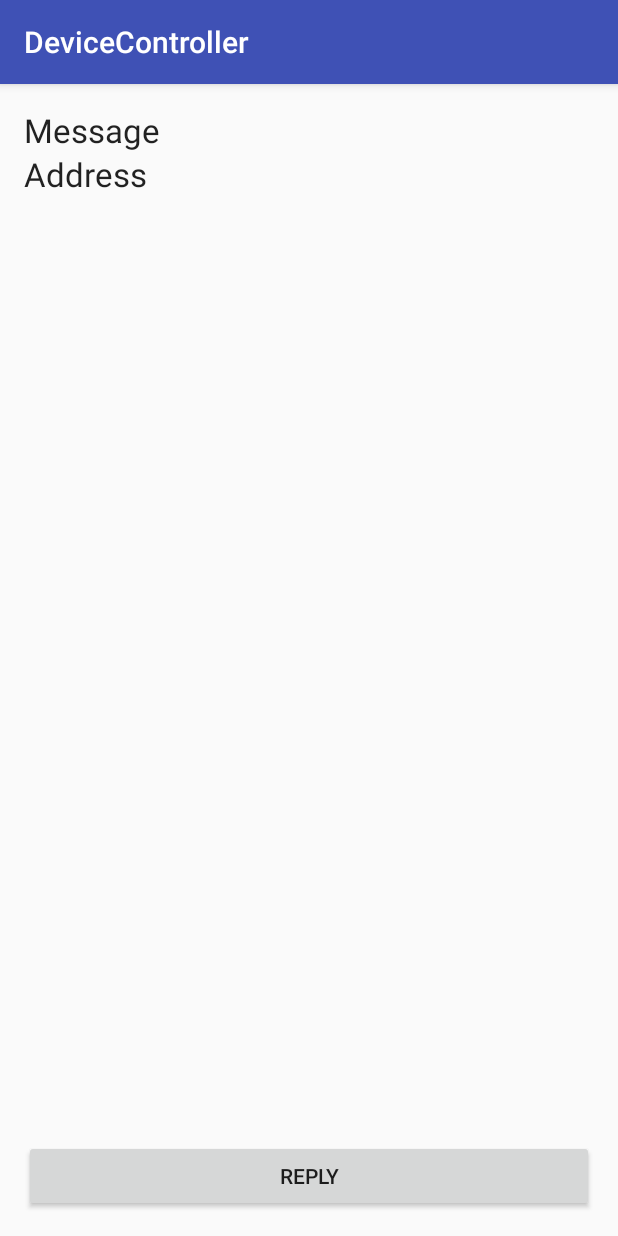
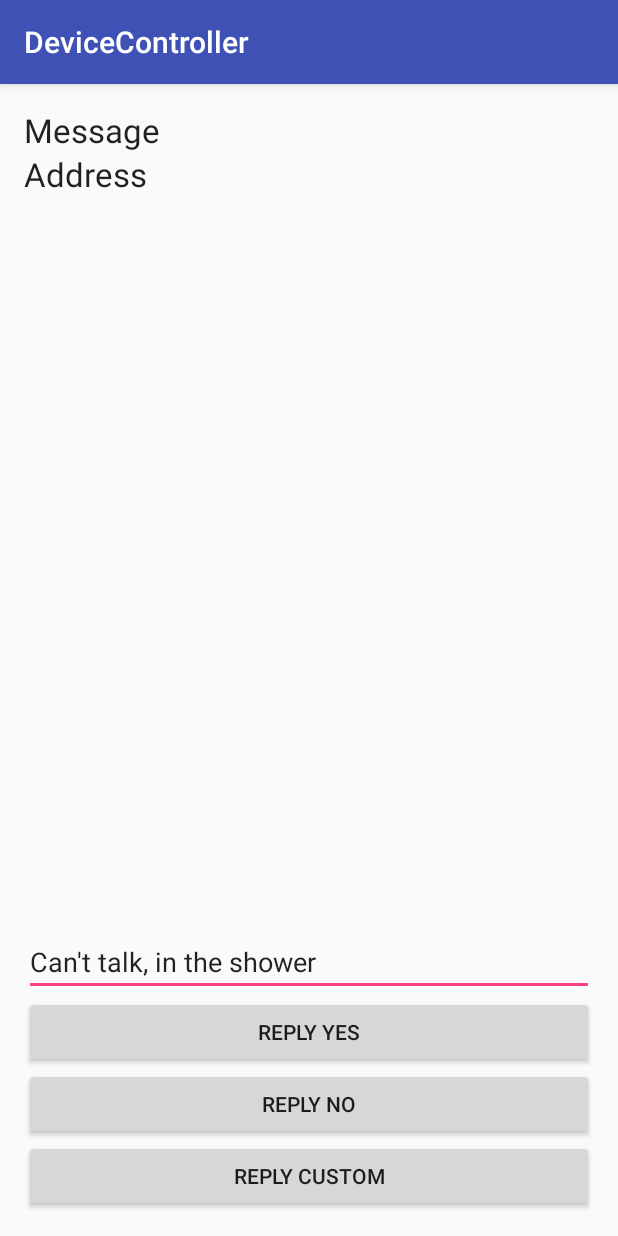
Before and after one commit to justincasali/Device-Controller, an Android app: the screen it shows after launch (MainActivity), on a phone screen of 412 x 824 dp. Run offline under Robolectric (Android 15) with nearby library versions, the phone set to English and light mode, and no system bars.

Commit message:
Added custom message reply

```diff
--- a/Android/app/src/main/java/ecen/devicecontroller/MainActivity.java
+++ b/Android/app/src/main/java/ecen/devicecontroller/MainActivity.java
@@ -12,17 +12,19 @@ import android.telephony.SmsManager;
 import android.telephony.SmsMessage;
 import android.util.Log;
 import android.view.View;
+import android.widget.EditText;
 import android.widget.TextView;
 
 // Source: http://codetheory.in/android-sms/
 
 public class MainActivity extends AppCompatActivity {
 
-    private String phoneNumber;
+    private String phoneNumber = null;
     private SmsManager smsManager;
 
     private TextView textMessage;
     private TextView textAddress;
+    private EditText textCustom;
 
     private IntentFilter filter = new IntentFilter(Telephony.Sms.Intents.SMS_RECEIVED_ACTION);
     private String TAG = MainActivity.class.getSimpleName();
@@ -69,18 +71,22 @@ public class MainActivity extends AppCompatActivity {
         setContentView(R.layout.activity_main);
         textMessage = (TextView) findViewById(R.id.textMessage);
         textAddress = (TextView) findViewById(R.id.textAddress);
+        textCustom = (EditText) findViewById(R.id.editTextCustom);
+
         this.registerReceiver(receiver, filter);
-
         smsManager = SmsManager.getDefault();
-        phoneNumber = null;
     }
 
-    public void onClick(View view) {
+    public void replyYes(View view) {
+        if (phoneNumber != null) smsManager.sendTextMessage(phoneNumber, null, "Yes", null, null);
+    }
 
-        if (view.getId() == R.id.buttonReply) {
-            if (phoneNumber != null) smsManager.sendTextMessage(phoneNumber, null, "I'm in the shower, fuck off!", null, null);
-        }
+    public void replyNo(View view) {
+        if (phoneNumber != null) smsManager.sendTextMessage(phoneNumber, null, "No", null, null);
+    }
 
+    public void replyCustom(View view) {
+        if (phoneNumber != null) smsManager.sendTextMessage(phoneNumber, null, textCustom.getText().toString(), null, null);
     }
 
 }
--- a/Android/app/src/main/res/layout/activity_main.xml
+++ b/Android/app/src/main/res/layout/activity_main.xml
@@ -32,10 +32,40 @@
     <Button
         android:layout_width="wrap_content"
         android:layout_height="wrap_content"
-        android:text="Reply"
-        android:id="@+id/buttonReply"
+        android:text="Reply Yes"
+        android:id="@+id/buttonReplyYes"
+        android:onClick="replyYes"
+        android:layout_above="@+id/buttonReplyNo"
+        android:layout_alignParentStart="true"
+        android:layout_alignParentEnd="true" />
+
+    <Button
+        android:layout_width="wrap_content"
+        android:layout_height="wrap_content"
+        android:text="Reply No"
+        android:id="@+id/buttonReplyNo"
+        android:layout_above="@+id/buttonReplyCustom"
+        android:layout_alignParentStart="true"
+        android:layout_alignParentEnd="true"
+        android:onClick="replyNo" />
+
+    <Button
+        android:layout_width="wrap_content"
+        android:layout_height="wrap_content"
+        android:text="Reply Custom"
+        android:id="@+id/buttonReplyCustom"
         android:layout_alignParentBottom="true"
         android:layout_alignParentStart="true"
         android:layout_alignParentEnd="true"
-        android:onClick="onClick" />
+        android:onClick="replyCustom" />
+
+    <EditText
+        android:layout_width="wrap_content"
+        android:layout_height="wrap_content"
+        android:id="@+id/editTextCustom"
+        android:layout_alignParentStart="true"
+        android:layout_alignParentEnd="true"
+        android:text="Can&apos;t talk, in the shower"
+        android:layout_above="@+id/buttonReplyYes" />
+
 </RelativeLayout>
```
